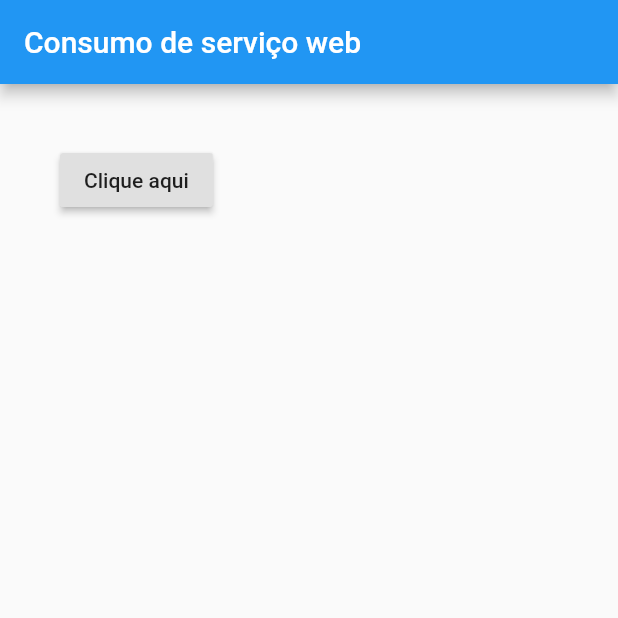
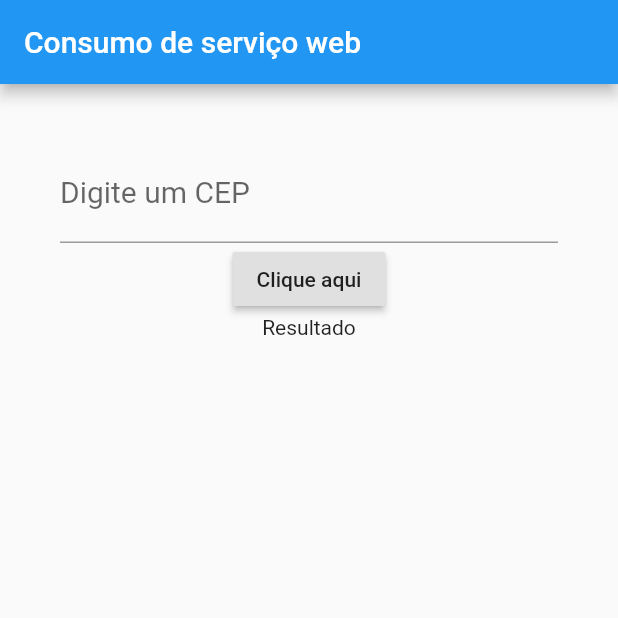
Before and after one commit to petscaramussi/consumo_servicos, a Flutter app: the screen it shows after launch, after a tap on "Clique aqui", on a phone screen of 412 x 824 dp, the top half of it. Run offline on Flutter 3.47's test engine with Material 2 defaults, Android fonts, the phone set to English and light mode, and no system bars; network calls fail.

Commit message:
add interface

```diff
--- a/lib/Home.dart
+++ b/lib/Home.dart
@@ -9,9 +9,14 @@ class Home extends StatefulWidget {
 
 class _HomeState extends State<Home> {
 
+
+    TextEditingController _cepUser = TextEditingController();
+    String _resultado = "Resultado";
   _recuperarCep() async {
 
-    String url = "https://viacep.com.br/ws/04457140/json/";
+
+    String cep = _cepUser.text;
+    String url = "https://viacep.com.br/ws/$cep/json/";
     http.Response response;
 
     response = await http.get(url);
@@ -19,13 +24,11 @@ class _HomeState extends State<Home> {
     String logradouro = retorno["logradouro"];
     String complemento = retorno["complemento"];
     String bairro = retorno["bairro"];
-    String localidade = retorno["localidade"];
-
-    print("Resposta logradouro: ${logradouro} complemento: ${complemento} bairro: ${bairro}");
 
 
-
-
+    setState(() {
+          _resultado = "$logradouro, $complemento, $bairro";
+        });
   }
 
 
@@ -39,10 +42,23 @@ class _HomeState extends State<Home> {
         padding: EdgeInsets.all(40),
         child: Column(
           children: <Widget>[
+            TextField(
+              keyboardType: TextInputType.number,
+              decoration: InputDecoration(
+                labelText: "Digite um CEP"
+              ),
+              style: TextStyle(
+                fontSize: 20
+              ),
+              controller: _cepUser,
+            ),
+
             RaisedButton(
               child: Text("Clique aqui"),
               onPressed: _recuperarCep,
-            )
+            ),
+
+            Text(_resultado),
           ],
         ),
       ),
```
